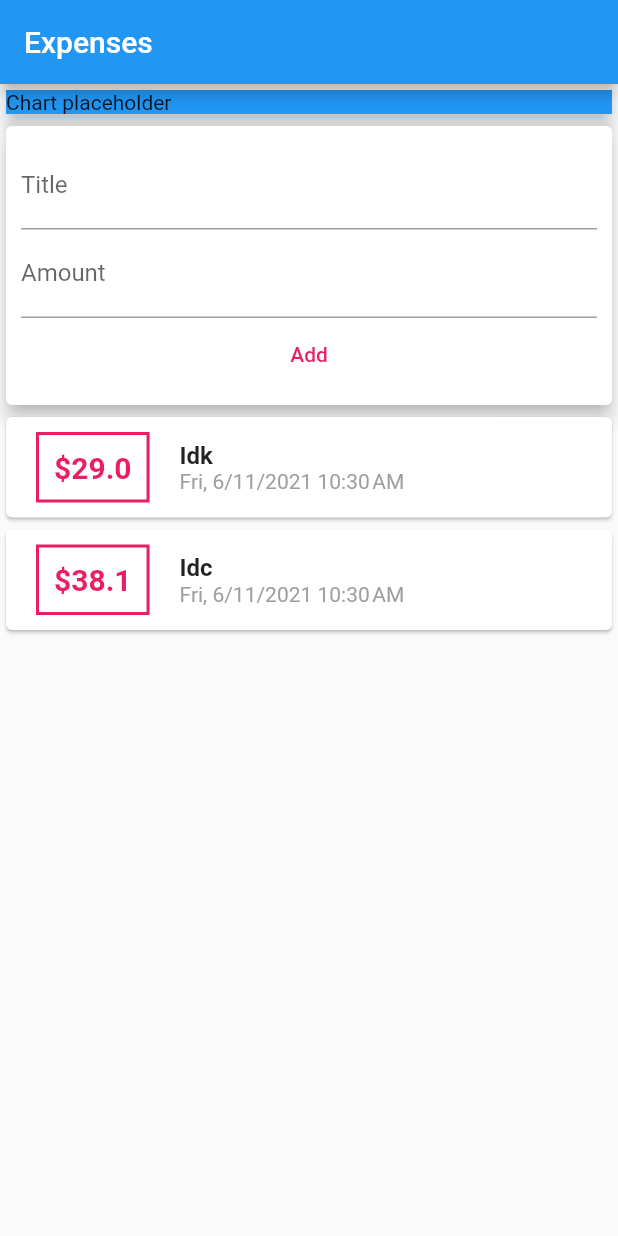
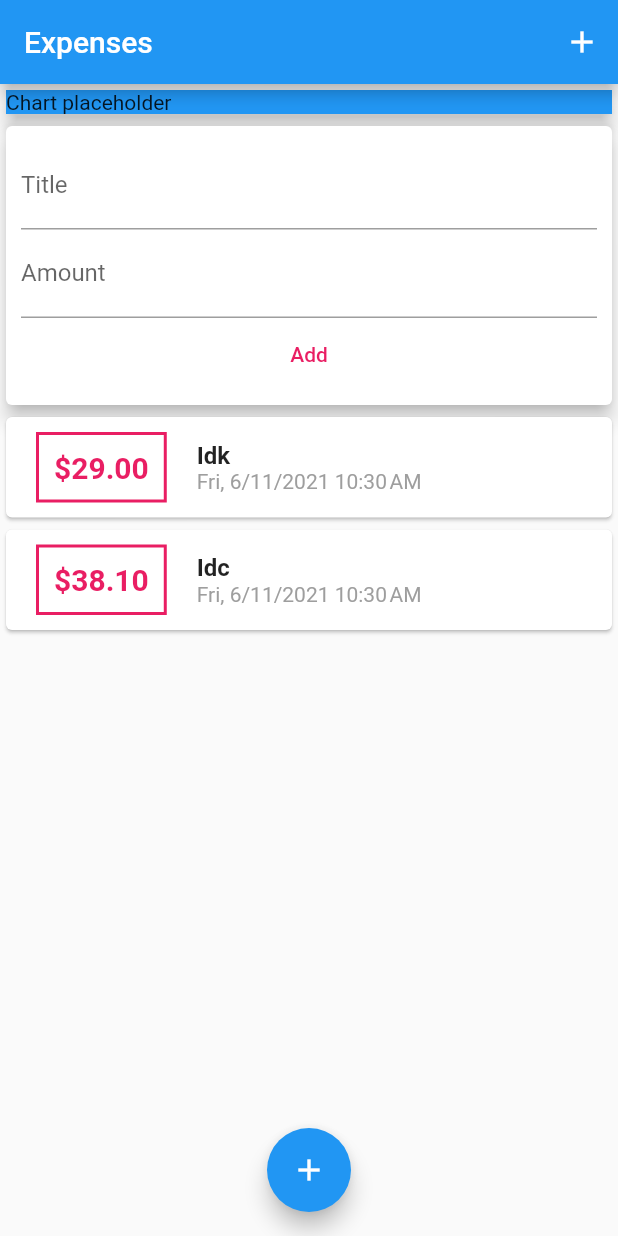
Before and after one commit to hyperinactive/expd, a Flutter app: the screen it shows after launch, after a tap on "Add", on a phone screen of 412 x 824 dp. Run offline on Flutter 3.47's test engine with Material 2 defaults, Android fonts, the phone set to English and light mode, and no system bars.

Commit message:
icons, fa button, add items directly from keyboard

```diff
--- a/lib/main.dart
+++ b/lib/main.dart
@@ -26,7 +26,23 @@ class MyHomePage extends StatelessWidget {
     return Scaffold(
       appBar: AppBar(
         title: Text('Expenses'),
+        // actions usually house icons
+        // setting up floating action button and icon to open newTransaction modal
+        // flutter provides its own materials for icons Icons.props
+        actions: [
+          IconButton(
+            onPressed: () {},
+            icon: Icon(Icons.add),
+          )
+        ],
       ),
+      // Scaffold supports floating action buttons
+      // setting up the floating button
+      floatingActionButton: FloatingActionButton(
+        child: Icon(Icons.add),
+        onPressed: () {},
+      ),
+      floatingActionButtonLocation: FloatingActionButtonLocation.centerFloat,
       // scroll view gives us scroll functionality
       // to avoid overflows when keyboard pushes the page up when it opens
       // if added on a child widget, it is important to give it height or the scroll won't work properly
--- a/lib/widgets/newTransaction.dart
+++ b/lib/widgets/newTransaction.dart
@@ -14,6 +14,22 @@ class NewTransaction extends StatelessWidget {
 
   NewTransaction({this.addTransationFn});
 
+  // submit function that will trigger when user inputs both title and amount
+  void submit() {
+    final title = titleInputController.text;
+    final amount = double.parse(amountInputController.text);
+
+    // check if inputs are valid
+    if (title.isEmpty || amount <= 0) {
+      return;
+    }
+
+    addTransationFn(
+      title,
+      amount,
+    );
+  }
+
   @override
   Widget build(BuildContext context) {
     return Card(
@@ -21,28 +37,38 @@ class NewTransaction extends StatelessWidget {
       child: Container(
         padding: EdgeInsets.all(10),
         child: Column(children: [
+          // text field for the title of a transaction
           TextField(
             // onChanged: (value) {
             //   titleInput = value;
             // },
             controller: titleInputController,
             decoration: InputDecoration(labelText: 'Title'),
+            onSubmitted: (_) => submit(),
           ),
+          // text field for the amount
+          // only allow numbers -> keyboardType -> TextInputType.number
           TextField(
             // onChanged: (value) {
             //   amountInput = value;
             // },
             controller: amountInputController,
             decoration: InputDecoration(labelText: 'Amount'),
+            keyboardType: TextInputType.number,
+            // _ meaning, whatever, idc about the arg here
+            // normally, it would not let a void function be here without args
+            onSubmitted: (_) => submit(),
           ),
           TextButton(
-              onPressed: () {
-                // controller.text will give the value of it
-                addTransationFn(
-                    titleInputController.text,
-                    // parsing to double from string!
-                    double.parse(amountInputController.text));
-              },
+              // onPressed: () {
+              //   // controller.text will give the value of it
+              //   addTransationFn(
+              //       titleInputController.text,
+              //       // parsing to double from string!
+              //       double.parse(amountInputController.text));
+              // submit stuff on press
+              // },
+              onPressed: submit,
               child: Text('Add'),
               style: ButtonStyle(
                   foregroundColor: MaterialStateProperty.all(Colors.pink))),
--- a/lib/widgets/transactionList.dart
+++ b/lib/widgets/transactionList.dart
@@ -28,7 +28,8 @@ class TransactionList extends StatelessWidget {
                 Container(
                   child: Text(
                     // js string literals
-                    '\$${transactions[index].amount}',
+                    // fixed string limits the number of characters
+                    '\$${transactions[index].amount.toStringAsFixed(2)}',
                     style: TextStyle(
                       fontWeight: FontWeight.bold,
                       fontSize: 20,
```
